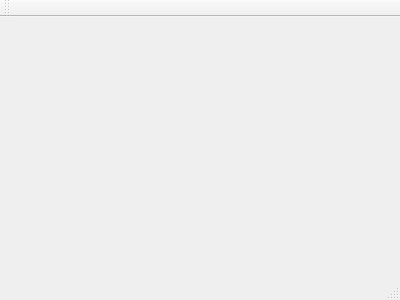
Above: SystemGui/mainwindow.ui from chris-hld/System-Demo-GUI before the change. Below: the same form after it.
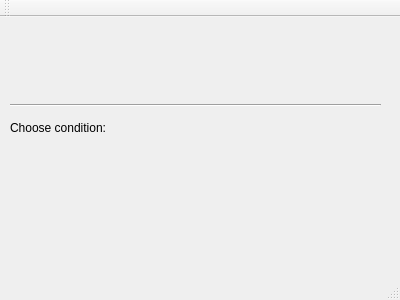
That is the form after the change.

```diff
--- a/SystemGui/mainwindow.ui
+++ b/SystemGui/mainwindow.ui
@@ -12,13 +12,55 @@
   <property name="windowTitle" >
    <string>MainWindow</string>
   </property>
-  <widget class="QMenuBar" name="menuBar" />
-  <widget class="QToolBar" name="mainToolBar" />
-  <widget class="QWidget" name="centralWidget" />
-  <widget class="QStatusBar" name="statusBar" />
+  <widget class="QWidget" name="centralWidget">
+   <widget class="Line" name="line">
+    <property name="geometry">
+     <rect>
+      <x>10</x>
+      <y>80</y>
+      <width>371</width>
+      <height>16</height>
+     </rect>
+    </property>
+    <property name="orientation">
+     <enum>Qt::Horizontal</enum>
+    </property>
+   </widget>
+   <widget class="QLabel" name="label">
+    <property name="geometry">
+     <rect>
+      <x>10</x>
+      <y>90</y>
+      <width>101</width>
+      <height>41</height>
+     </rect>
+    </property>
+    <property name="text">
+     <string>Choose condition:</string>
+    </property>
+   </widget>
+  </widget>
+  <widget class="QMenuBar" name="menuBar">
+   <property name="geometry">
+    <rect>
+     <x>0</x>
+     <y>0</y>
+     <width>400</width>
+     <height>21</height>
+    </rect>
+   </property>
+  </widget>
+  <widget class="QToolBar" name="mainToolBar">
+   <attribute name="toolBarArea">
+    <enum>TopToolBarArea</enum>
+   </attribute>
+   <attribute name="toolBarBreak">
+    <bool>true</bool>
+   </attribute>
+  </widget>
+  <widget class="QStatusBar" name="statusBar"/>
  </widget>
- <layoutDefault spacing="6" margin="11" />
- <pixmapfunction></pixmapfunction>
+ <layoutdefault spacing="6" margin="11"/>
  <resources/>
  <connections/>
 </ui>
```
Left out of the diff: 7 changed lines with no effect on the pictures.
